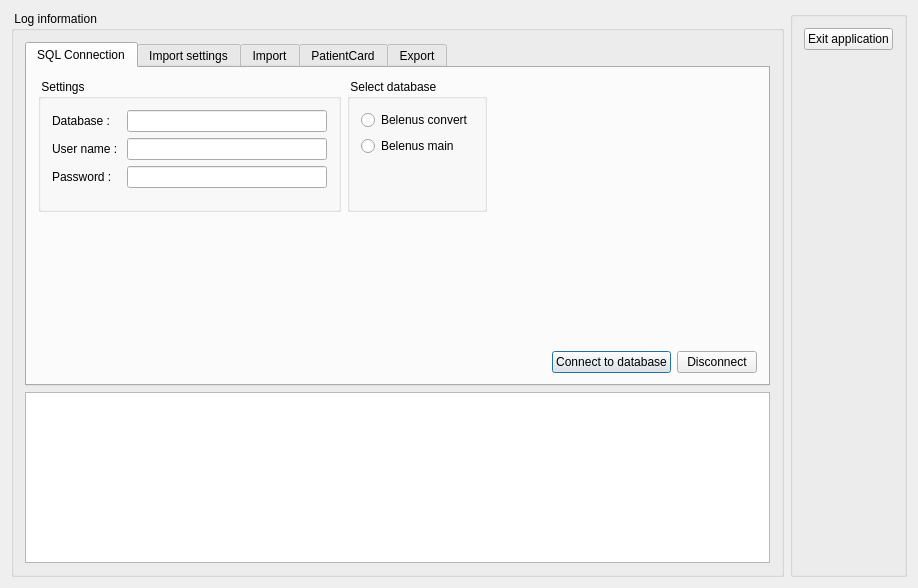
First picture: the form in dbtool/cdlgmain.ui, repository tbikfalvi/Belenus, before the edit.
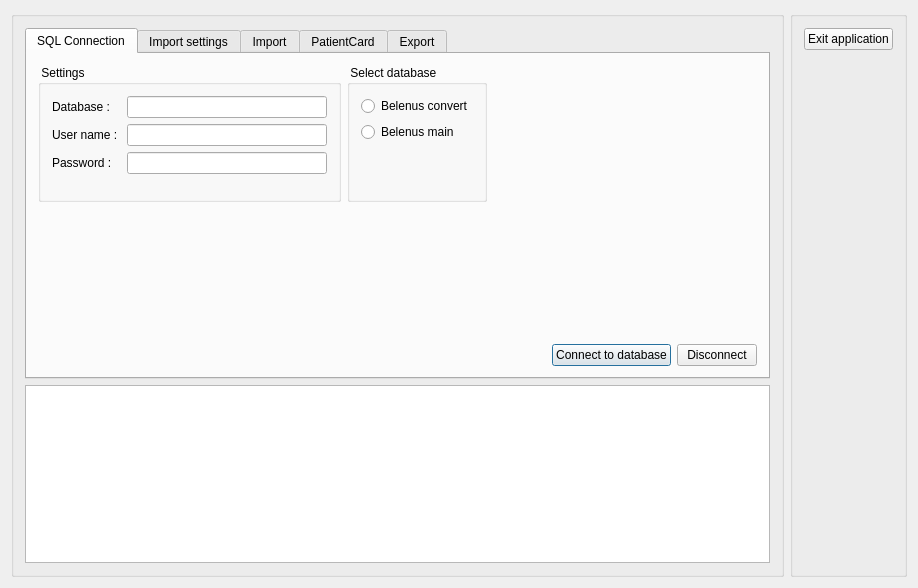
Second picture: the form after the edit. The open tabs and pages were chosen to show the change.

What changed in the file:
```diff
--- a/dbtool/cdlgmain.ui
+++ b/dbtool/cdlgmain.ui
@@ -19,7 +19,7 @@
      <item>
       <widget class="QGroupBox" name="gbInfo">
        <property name="title">
-        <string> Log information </string>
+        <string/>
        </property>
        <layout class="QVBoxLayout" name="verticalLayout">
         <item>
```
Left out of the diff: 2 changed lines with no effect on the pictures.
